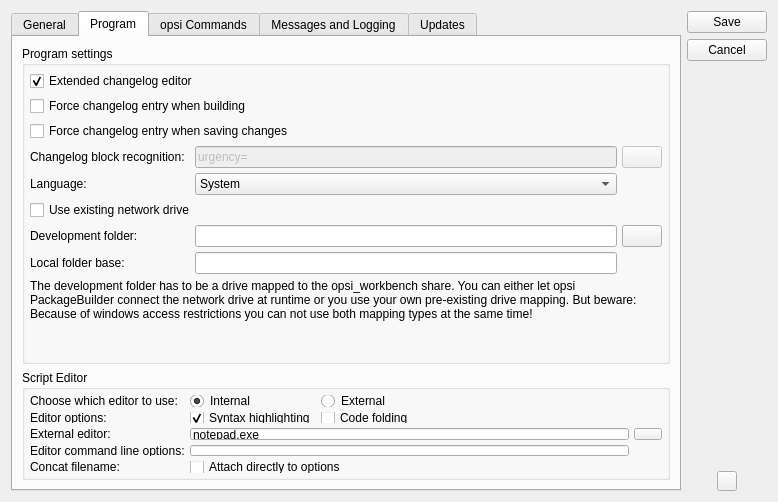
pandel/opsiPackageBuilder, file oPB/ui/settings.ui: the form before one commit.
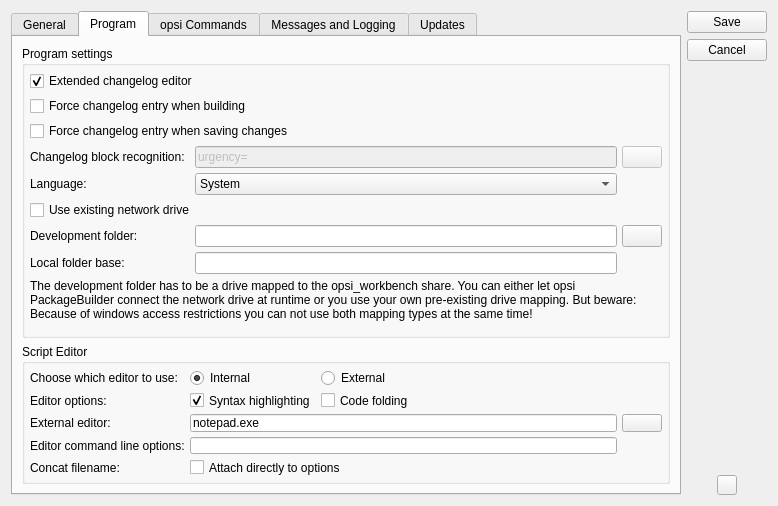
The form after the commit. Icons and pictures are not drawn.

Commit message: Settings ui Größe und feste Font Size für gesamte GUI

```diff
--- a/oPB/ui/settings.ui
+++ b/oPB/ui/settings.ui
@@ -7,7 +7,7 @@
     <x>0</x>
     <y>0</y>
     <width>778</width>
-    <height>502</height>
+    <height>499</height>
    </rect>
   </property>
   <property name="minimumSize">
@@ -582,15 +582,15 @@
          <property name="minimumSize">
           <size>
            <width>530</width>
-           <height>110</height>
-          </size>
-         </property>
-         <property name="maximumSize">
-          <size>
-           <width>16777215</width>
            <height>140</height>
           </size>
          </property>
+         <property name="maximumSize">
+          <size>
+           <width>16777215</width>
+           <height>160</height>
+          </size>
+         </property>
          <property name="title">
           <string>Script Editor</string>
          </property>
@@ -619,12 +619,6 @@
           </item>
           <item row="2" column="4">
            <widget class="QPushButton" name="btnExternalEditor">
-            <property name="maximumSize">
-             <size>
-              <width>28</width>
-              <height>24</height>
-             </size>
-            </property>
             <property name="text">
              <string/>
             </property>
@@ -709,19 +703,6 @@
             </property>
            </spacer>
           </item>
-          <item row="4" column="0">
-           <spacer name="verticalSpacer_4">
-            <property name="orientation">
-             <enum>Qt::Vertical</enum>
-            </property>
-            <property name="sizeHint" stdset="0">
-             <size>
-              <width>20</width>
-              <height>40</height>
-             </size>
-            </property>
-           </spacer>
-          </item>
           <item row="3" column="0">
            <widget class="QLabel" name="label_7">
             <property name="text">
@@ -729,14 +710,14 @@
             </property>
            </widget>
           </item>
-          <item row="5" column="0">
+          <item row="4" column="0">
            <widget class="QLabel" name="label_8">
             <property name="text">
              <string>Concat filename:</string>
             </property>
            </widget>
           </item>
-          <item row="5" column="1" colspan="2">
+          <item row="4" column="1" colspan="2">
            <widget class="QCheckBox" name="chkAttachDirect">
             <property name="text">
              <string>Attach directly to options</string>
```
The commit also changes 1 other file.
